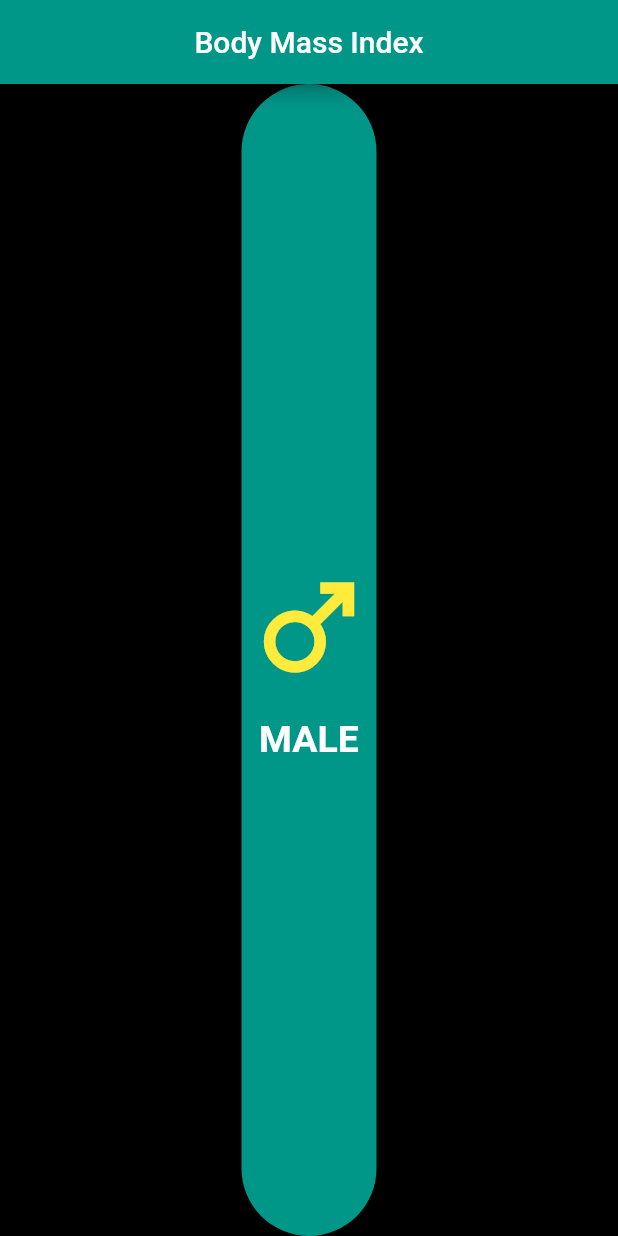
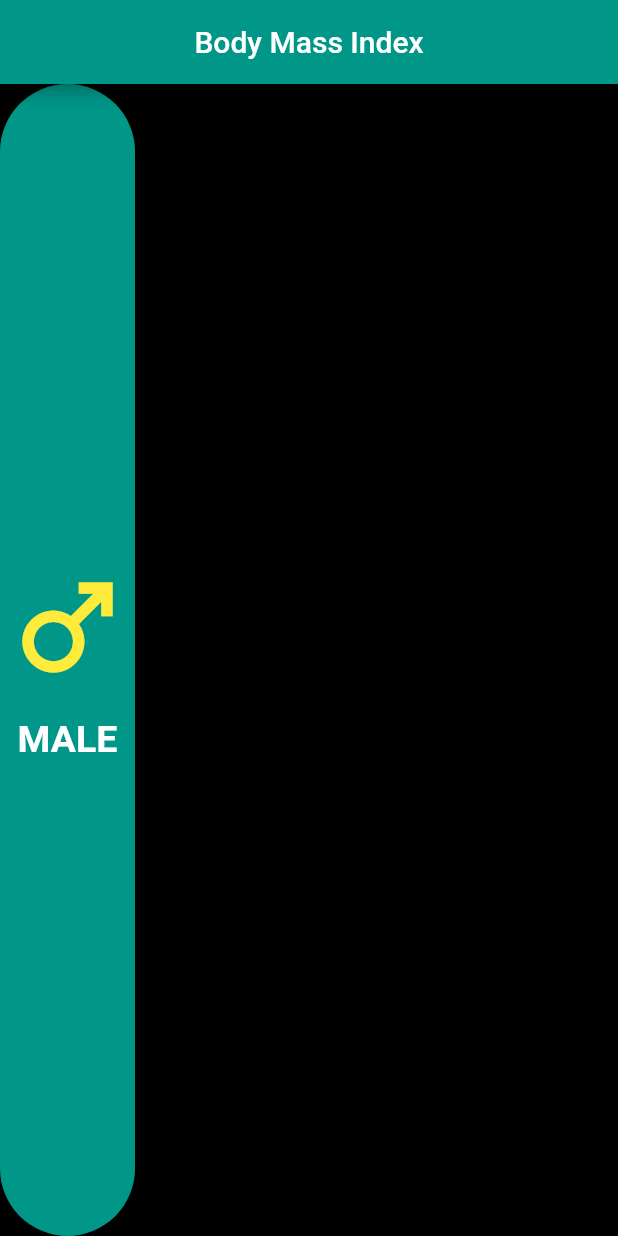
Before and after one commit to Devsaci/bmifoulaihapp, a Flutter app: the screen it shows after launch, on a phone screen of 412 x 824 dp. Run offline on Flutter 3.47's test engine with Material 2 defaults, Android fonts, the phone set to English and light mode, and no system bars.

Commit message:
Wrap with Row

```diff
--- a/lib/home.dart
+++ b/lib/home.dart
@@ -23,7 +23,11 @@ class _MyHomePageState extends State<MyHomePage> {
       ),
       body: SafeArea(
         child: Center(
-          child: m1GestureDetector(context),
+          child: Row(
+            children: [
+              m1GestureDetector(context),
+            ],
+          ),
         ),
       ),
     );
```
